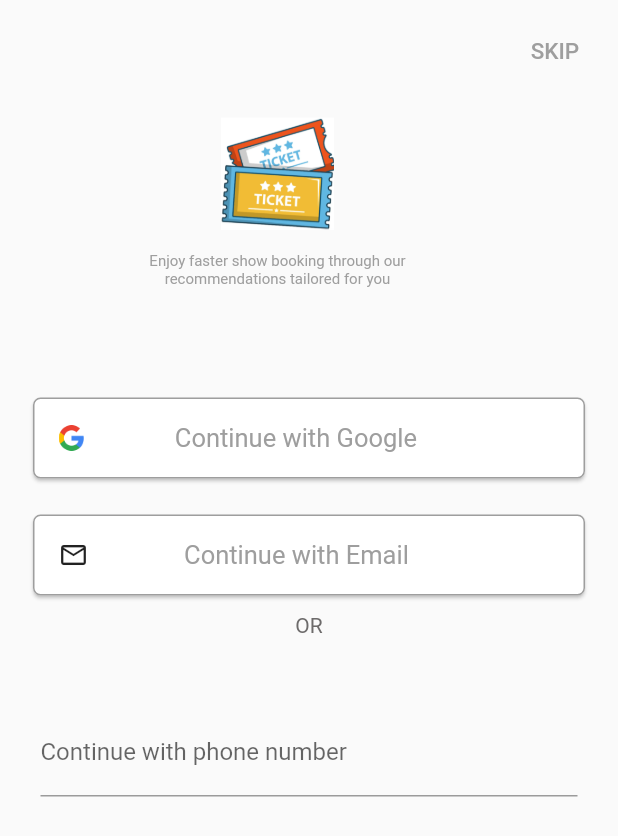
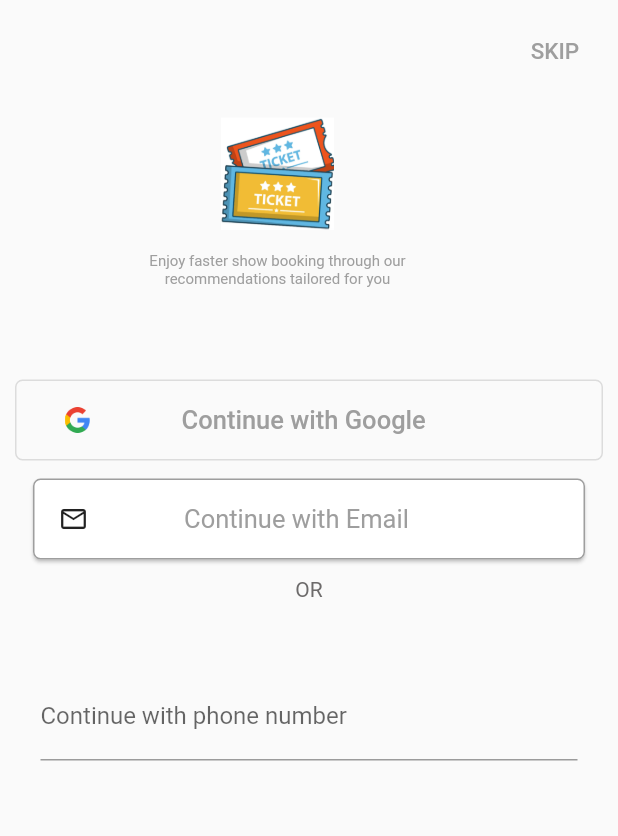
Before and after one commit to nandhakumar-c/bookmyshow, a Flutter app: the screen it shows after launch, after a tap on "Continue with Google", on a phone screen of 412 x 824 dp. Shown: the top 836 px of the screen. Run offline on Flutter 3.47's test engine with Material 2 defaults, Android fonts, the phone set to English and light mode, and no system bars; drawn by our look-alikes of overlay_support; our stand-ins replace connectivity_plus, firebase_core, flutter_spinkit, google_fonts, google_sign_in, internet_connection_checker and 2 more; missing offline and left inert: tmdb_api; accounts and stored records are empty.

Commit message:
commit 13

```diff
--- a/lib/bottomnavigation/bottomnavigator.dart
+++ b/lib/bottomnavigation/bottomnavigator.dart
@@ -21,10 +21,7 @@ class BottomNavigationState extends State<BottomNavigation> {
   @override
   Widget build(BuildContext context) {
     return Scaffold(
-      body: IndexedStack(
-        index: currentIndex,
-        children: screens,
-      ),
+      body: screens[currentIndex],
       bottomNavigationBar: BottomNavigationBar(
         fixedColor: Colors.red,
         currentIndex: currentIndex,
--- a/lib/loginpage/frontscrollable.dart
+++ b/lib/loginpage/frontscrollable.dart
@@ -68,6 +68,7 @@ class _FrontScrollablesState extends State<FrontScrollables> {
   }
 
   @override
+  @override
   Widget build(BuildContext context) {
     return ListView(
       shrinkWrap: true,
--- a/lib/loginpage/loginpage.dart
+++ b/lib/loginpage/loginpage.dart
@@ -1,7 +1,9 @@
 import 'package:bookmyshow/bottomnavigation/bottomnavigator.dart';
 import 'package:bookmyshow/loginpage/frontscrollable.dart';
 import 'package:bookmyshow/loginpage/mobilelogin.dart';
+import 'package:bookmyshow/loginpagevalidation/emailvalidation.dart';
 import 'package:flutter/material.dart';
+import 'package:google_sign_in/google_sign_in.dart';
 
 import '../landingpage/landingpage.dart' as page;
 
@@ -48,7 +50,7 @@ class UserInterfaceState extends State<UserInterface> {
     return Form(
       autovalidateMode: AutovalidateMode.onUserInteraction,
       child: Padding(
-        padding: EdgeInsets.all(10),
+        padding: const EdgeInsets.all(10),
         child: ListView(
           children: [
             Column(
@@ -58,7 +60,7 @@ class UserInterfaceState extends State<UserInterface> {
                 TextButton(
                     onPressed: () {
                       Navigator.of(context).push(MaterialPageRoute(
-                          builder: (context) => BottomNavigation()));
+                          builder: (context) => const BottomNavigation()));
                     },
                     child: const Text(
                       "SKIP",
@@ -72,22 +74,28 @@ class UserInterfaceState extends State<UserInterface> {
             Container(
               child: Container(
                 height: 175,
-                child: FrontScrollables(),
+                child: const FrontScrollables(),
               ),
             ),
             const SizedBox(
               height: 10,
             ),
             Container(
-              child: TextButton(
-                onPressed: () {},
-                child: Card(
+              child: OutlinedButton(
+                style: OutlinedButton.styleFrom(
                   shape: RoundedRectangleBorder(
                     borderRadius: BorderRadius.circular(5),
                     side: const BorderSide(
-                      color: Colors.grey,
+                      color: Color.fromARGB(255, 48, 45, 45),
                     ),
                   ),
+                ),
+                onPressed: () {
+                  // Navigator.of(context).push(MaterialPageRoute(
+                  //     builder: (context) => EmailValidator()));
+                  GoogleSignIn().signIn();
+                },
+                child: Container(
                   child: Padding(
                     padding: const EdgeInsets.all(17.0),
                     child: Row(
@@ -117,7 +125,7 @@ class UserInterfaceState extends State<UserInterface> {
                 child: Card(
                   shape: RoundedRectangleBorder(
                     borderRadius: BorderRadius.circular(5),
-                    side: BorderSide(
+                    side: const BorderSide(
                       color: Colors.grey,
                     ),
                   ),
@@ -125,12 +133,12 @@ class UserInterfaceState extends State<UserInterface> {
                     padding: const EdgeInsets.all(17.0),
                     child: Row(
                       children: [
-                        Icon(
+                        const Icon(
                           Icons.email_outlined,
                           color: Colors.black87,
                           size: 20,
                         ),
-                        Center(
+                        const Center(
                           widthFactor: 1.85,
                           child: Text(
                             "Continue with Email",
@@ -144,12 +152,12 @@ class UserInterfaceState extends State<UserInterface> {
                 ),
               ),
             ),
-            Text(
+            const Text(
               "OR",
-              style: TextStyle(color: Color.fromARGB(255, 109, 107, 107)),
+              style: const TextStyle(color: Color.fromARGB(255, 109, 107, 107)),
               textAlign: TextAlign.center,
             ),
-            SizedBox(
+            const SizedBox(
               height: 30,
             ),
             Padding(
@@ -160,8 +168,8 @@ class UserInterfaceState extends State<UserInterface> {
                 readOnly: true,
                 onTap: () => Navigator.of(context).push(
                     MaterialPageRoute(builder: (context) => MobileLogin())),
-                decoration:
-                    InputDecoration(label: Text('Continue with phone number')),
+                decoration: const InputDecoration(
+                    label: Text('Continue with phone number')),
               ),
             ),
           ],
--- a/lib/loginpage/nointernet.dart
+++ b/lib/loginpage/nointernet.dart
@@ -36,7 +36,8 @@ class _NoInternetState extends State<NoInternet> {
               alignment: Alignment.center,
               child: Text(
                 'Check your Internet Connection and try again',
-                style: GoogleFonts.montserrat(fontSize: 15),
+                style: GoogleFonts.aBeeZee(
+                    fontSize: 15, fontWeight: FontWeight.w500),
                 textAlign: TextAlign.center,
               ),
             ),
--- a/lib/main.dart
+++ b/lib/main.dart
@@ -4,13 +4,16 @@ import 'package:flutter/material.dart';
 import 'package:overlay_support/overlay_support.dart';
 import 'loginpage/loginpage.dart';
 
+import 'widgets/testfile.dart';
 import 'package:firebase_core/firebase_core.dart';
 
-void main() async {
-  WidgetsFlutterBinding.ensureInitialized();
-  await Firebase.initializeApp();
-  runApp(BookMyShow());
-}
+// void main() async {
+//   WidgetsFlutterBinding.ensureInitialized();
+//   await Firebase.initializeApp();
+//   runApp(BookMyShow());
+// }
+
+void main() => runApp(BookMyShow());
 
 class BookMyShow extends StatefulWidget {
   @override
```
Also changed, not shown: lib/loginpagevalidation/emailvalidation.dart (added, +44 -0 lines), lib/widgets/testfile.dart (added, +24 -0 lines), pubspec.yaml (+10 -0 lines), assets/fonts/productSans/Product Sans Bold Italic.ttf (added), assets/fonts/productSans/Product Sans Bold.ttf (added), assets/fonts/productSans/Product Sans Italic.ttf (added), assets/fonts/productSans/Product Sans Regular.ttf (added), assets/images/google.png (added), pubspec.lock, 5 other files.
